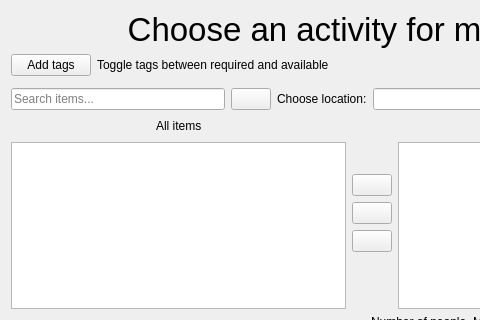
The window that genactivity.ui (glennnys/Decided) describes before a commit, drawn with Qt 5; both pictures show x 0 to 480 and y 0 to 320 of the 743 by 407 pixel window.
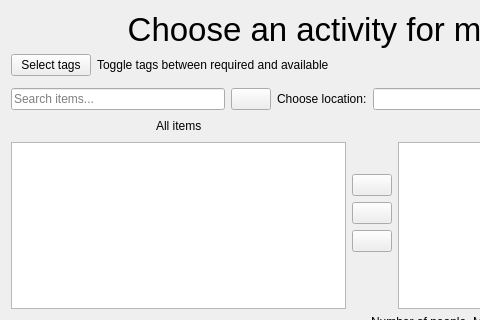
The same window after the commit. Icons and pictures are not drawn.

Commit message: FEAT/CLEAN more intuitive layouts for activities, items and tags. Activities code updated

The edit to the form file:
```diff
--- a/genactivity.ui
+++ b/genactivity.ui
@@ -42,7 +42,7 @@
           </sizepolicy>
          </property>
          <property name="text">
-          <string>Add tags</string>
+          <string>Select tags</string>
          </property>
         </widget>
        </item>
```
The commit also changes 7 other files.
